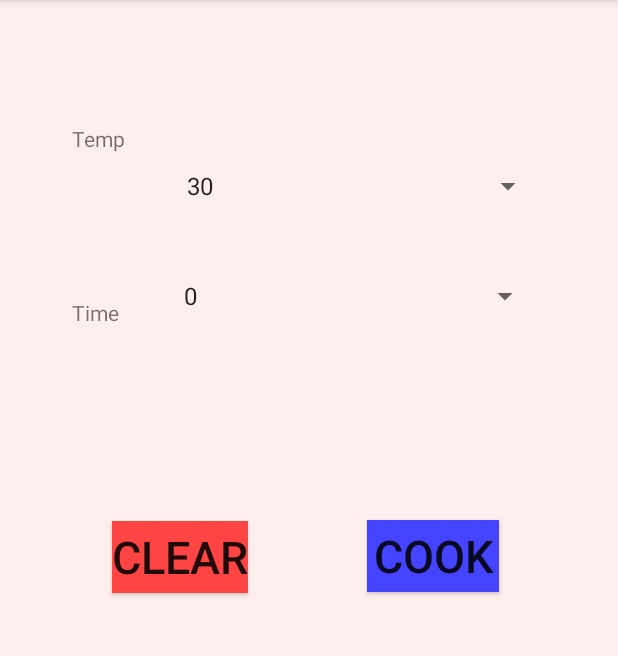
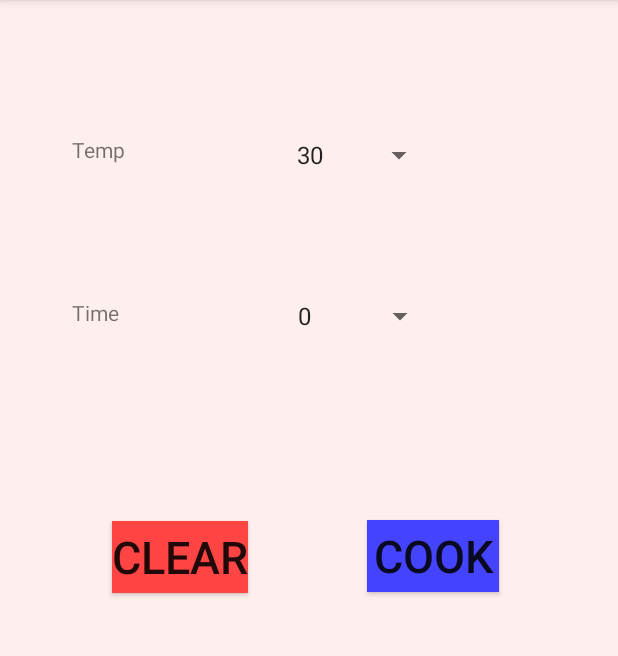
Before and after one commit to cuculu321/cuisson_sous-vide, an Android app: the CommandActivity screen opened directly, with no data from a screen before it, on a phone screen of 412 x 824 dp, the part 84-740 px from its top. Run offline under Robolectric (Android 15) with nearby library versions, the phone set to English and light mode, and no system bars.

Commit message:
fix: オブジェクトの相互関係を修正

```diff
--- a/cuisson_sousvide_app/app/src/main/res/layout/activity_command.xml
+++ b/cuisson_sousvide_app/app/src/main/res/layout/activity_command.xml
@@ -45,26 +45,25 @@
         android:layout_height="wrap_content"
         android:layout_marginBottom="8dp"
         android:layout_marginStart="48dp"
-        android:layout_marginTop="64dp"
+        android:layout_marginTop="8dp"
         android:text="@string/temp"
-        app:layout_constraintBottom_toBottomOf="parent"
+        app:layout_constraintBottom_toTopOf="@+id/time_text"
         app:layout_constraintStart_toStartOf="parent"
-        app:layout_constraintTop_toTopOf="parent"
-        app:layout_constraintVertical_bias="0.028" />
+        app:layout_constraintTop_toTopOf="parent" />
 
     <Spinner
         android:id="@+id/temp_spinner"
-        android:layout_width="246dp"
+        android:layout_width="100dp"
         android:layout_height="22dp"
         android:layout_marginBottom="8dp"
         android:layout_marginEnd="24dp"
         android:layout_marginStart="8dp"
         android:layout_marginTop="8dp"
-        app:layout_constraintBottom_toBottomOf="parent"
+        app:layout_constraintBottom_toTopOf="@+id/time_spinner"
         app:layout_constraintEnd_toEndOf="parent"
         app:layout_constraintStart_toEndOf="@+id/temp_text"
         app:layout_constraintTop_toTopOf="parent"
-        app:layout_constraintVertical_bias="0.143" />
+        app:layout_constraintVertical_bias="0.521" />
 
     <TextView
         android:id="@+id/time_text"
@@ -81,7 +80,7 @@
 
     <Spinner
         android:id="@+id/time_spinner"
-        android:layout_width="246dp"
+        android:layout_width="100dp"
         android:layout_height="22dp"
         android:layout_marginBottom="8dp"
         android:layout_marginEnd="24dp"
@@ -89,9 +88,10 @@
         android:layout_marginTop="8dp"
         app:layout_constraintBottom_toBottomOf="parent"
         app:layout_constraintEnd_toEndOf="parent"
+        app:layout_constraintHorizontal_bias="0.514"
         app:layout_constraintStart_toEndOf="@+id/time_text"
         app:layout_constraintTop_toTopOf="parent"
-        app:layout_constraintVertical_bias="0.244" />
+        app:layout_constraintVertical_bias="0.262" />
 
 
 </android.support.constraint.ConstraintLayout>
```
